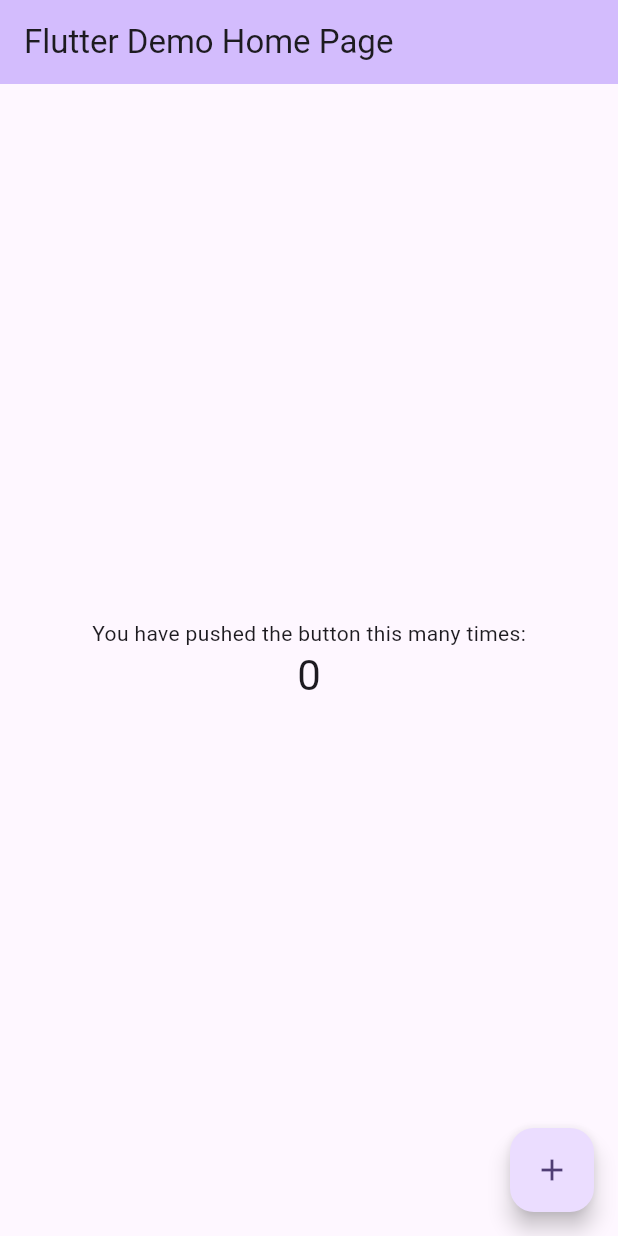
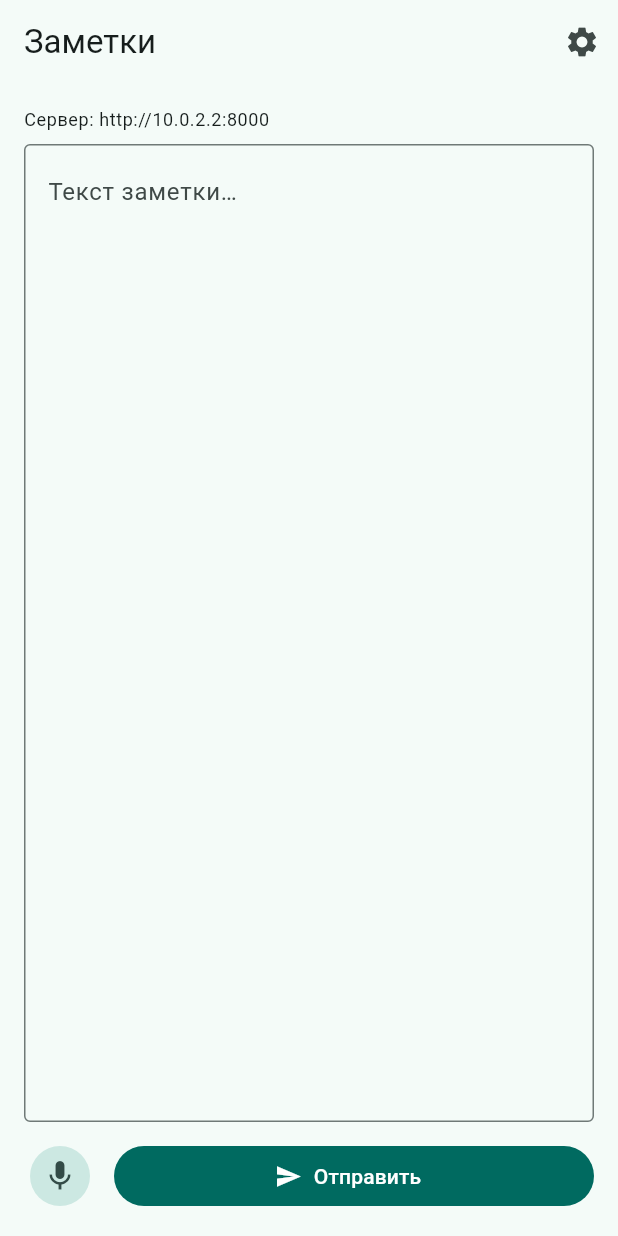
Before and after one commit to Segal17/notes_app, a Flutter app: the screen it shows after launch, on a phone screen of 412 x 824 dp. Run offline on Flutter 3.47's test engine with Material 3 defaults, Android fonts, the phone set to English and light mode, and no system bars; our stand-ins replace shared_preferences.

Commit message:
первая версия для андроид

```diff
--- a/mobile/lib/main.dart
+++ b/mobile/lib/main.dart
@@ -1,122 +1,172 @@
 import 'package:flutter/material.dart';
+import 'package:shared_preferences/shared_preferences.dart';
 
 void main() {
-  runApp(const MyApp());
+  runApp(const NotesApp());
 }
 
-class MyApp extends StatelessWidget {
-  const MyApp({super.key});
+class NotesApp extends StatelessWidget {
+  const NotesApp({super.key});
 
-  // This widget is the root of your application.
   @override
   Widget build(BuildContext context) {
     return MaterialApp(
-      title: 'Flutter Demo',
+      title: 'Notes Mobile',
       theme: ThemeData(
-        // This is the theme of your application.
-        //
-        // TRY THIS: Try running your application with "flutter run". You'll see
-        // the application has a purple toolbar. Then, without quitting the app,
-        // try changing the seedColor in the colorScheme below to Colors.green
-        // and then invoke "hot reload" (save your changes or press the "hot
-        // reload" button in a Flutter-supported IDE, or press "r" if you used
-        // the command line to start the app).
-        //
-        // Notice that the counter didn't reset back to zero; the application
-        // state is not lost during the reload. To reset the state, use hot
-        // restart instead.
-        //
-        // This works for code too, not just values: Most code changes can be
-        // tested with just a hot reload.
-        colorScheme: .fromSeed(seedColor: Colors.deepPurple),
+        colorScheme: ColorScheme.fromSeed(seedColor: Colors.teal),
+        useMaterial3: true,
       ),
-      home: const MyHomePage(title: 'Flutter Demo Home Page'),
+      home: const NotesScreen(),
     );
   }
 }
 
-class MyHomePage extends StatefulWidget {
-  const MyHomePage({super.key, required this.title});
-
-  // This widget is the home page of your application. It is stateful, meaning
-  // that it has a State object (defined below) that contains fields that affect
-  // how it looks.
-
-  // This class is the configuration for the state. It holds the values (in this
-  // case the title) provided by the parent (in this case the App widget) and
-  // used by the build method of the State. Fields in a Widget subclass are
-  // always marked "final".
-
-  final String title;
+class NotesScreen extends StatefulWidget {
+  const NotesScreen({super.key});
 
   @override
-  State<MyHomePage> createState() => _MyHomePageState();
+  State<NotesScreen> createState() => _NotesScreenState();
 }
 
-class _MyHomePageState extends State<MyHomePage> {
-  int _counter = 0;
+class _NotesScreenState extends State<NotesScreen> {
+  static const _prefsKeyServerUrl = 'server_url';
+  static const _defaultServerUrl =
+      'http://10.0.2.2:8000'; // эмулятор; на телефоне — http://<ip>:8000
 
-  void _incrementCounter() {
+  final TextEditingController _controller = TextEditingController();
+  String _serverUrl = _defaultServerUrl;
+  // bool _sending = false;
+
+  @override
+  void initState() {
+    super.initState();
+    _loadServerUrl();
+  }
+
+  Future<void> _loadServerUrl() async {
+    final prefs = await SharedPreferences.getInstance();
     setState(() {
-      // This call to setState tells the Flutter framework that something has
-      // changed in this State, which causes it to rerun the build method below
-      // so that the display can reflect the updated values. If we changed
-      // _counter without calling setState(), then the build method would not be
-      // called again, and so nothing would appear to happen.
-      _counter++;
+      _serverUrl = prefs.getString(_prefsKeyServerUrl) ?? _defaultServerUrl;
     });
+  }
+
+  Future<void> _saveServerUrl(String url) async {
+    final prefs = await SharedPreferences.getInstance();
+    await prefs.setString(_prefsKeyServerUrl, url);
+    setState(() => _serverUrl = url);
+  }
+
+  Future<void> _openSettings() async {
+    final ctrl = TextEditingController(text: _serverUrl);
+    final result = await showDialog<String>(
+      context: context,
+      builder: (ctx) => AlertDialog(
+        title: const Text('URL сервера'),
+        content: TextField(
+          controller: ctrl,
+          keyboardType: TextInputType.url,
+          decoration: const InputDecoration(
+            hintText: 'http://192.168.1.10:8000',
+          ),
+        ),
+        actions: [
+          TextButton(
+            onPressed: () => Navigator.pop(ctx),
+            child: const Text('Отмена'),
+          ),
+          FilledButton(
+            onPressed: () => Navigator.pop(ctx, ctrl.text.trim()),
+            child: const Text('Сохранить'),
+          ),
+        ],
+      ),
+    );
+    if (result != null && result.isNotEmpty) {
+      await _saveServerUrl(result);
+      if (mounted) {
+        ScaffoldMessenger.of(context)
+            .showSnackBar(SnackBar(content: Text('URL сохранён: $result')));
+      }
+    }
+  }
+
+  void _onMicPressed() {
+    // Промт 5: speech_to_text
+    ScaffoldMessenger.of(
+      context,
+    ).showSnackBar(const SnackBar(content: Text('Голос — в следующем шаге')));
+  }
+
+  Future<void> _onSendPressed() async {
+    // Промт 6: http POST /api/notes
+    ScaffoldMessenger.of(context).showSnackBar(
+      const SnackBar(content: Text('Отправка — в следующем шаге')),
+    );
+  }
+
+  @override
+  void dispose() {
+    _controller.dispose();
+    super.dispose();
   }
 
   @override
   Widget build(BuildContext context) {
-    // This method is rerun every time setState is called, for instance as done
-    // by the _incrementCounter method above.
-    //
-    // The Flutter framework has been optimized to make rerunning build methods
-    // fast, so that you can just rebuild anything that needs updating rather
-    // than having to individually change instances of widgets.
     return Scaffold(
       appBar: AppBar(
-        // TRY THIS: Try changing the color here to a specific color (to
-        // Colors.amber, perhaps?) and trigger a hot reload to see the AppBar
-        // change color while the other colors stay the same.
-        backgroundColor: Theme.of(context).colorScheme.inversePrimary,
-        // Here we take the value from the MyHomePage object that was created by
-        // the App.build method, and use it to set our appbar title.
-        title: Text(widget.title),
+        title: const Text('Заметки'),
+        actions: [
+          IconButton(
+            tooltip: 'Настройки',
+            icon: const Icon(Icons.settings),
+            onPressed: _openSettings,
+          ),
+        ],
       ),
-      body: Center(
-        // Center is a layout widget. It takes a single child and positions it
-        // in the middle of the parent.
+      body: Padding(
+        padding: const EdgeInsets.all(16),
         child: Column(
-          // Column is also a layout widget. It takes a list of children and
-          // arranges them vertically. By default, it sizes itself to fit its
-          // children horizontally, and tries to be as tall as its parent.
-          //
-          // Column has various properties to control how it sizes itself and
-          // how it positions its children. Here we use mainAxisAlignment to
-          // center the children vertically; the main axis here is the vertical
-          // axis because Columns are vertical (the cross axis would be
-          // horizontal).
-          //
-          // TRY THIS: Invoke "debug painting" (choose the "Toggle Debug Paint"
-          // action in the IDE, or press "p" in the console), to see the
-          // wireframe for each widget.
-          mainAxisAlignment: .center,
+          crossAxisAlignment: CrossAxisAlignment.stretch,
           children: [
-            const Text('You have pushed the button this many times:'),
             Text(
-              '$_counter',
-              style: Theme.of(context).textTheme.headlineMedium,
+              'Сервер: $_serverUrl',
+              style: Theme.of(context).textTheme.bodySmall,
+            ),
+            const SizedBox(height: 8),
+            Expanded(
+              child: TextField(
+                controller: _controller,
+                maxLines: null,
+                expands: true,
+                textAlignVertical: TextAlignVertical.top,
+                decoration: const InputDecoration(
+                  border: OutlineInputBorder(),
+                  hintText: 'Текст заметки…',
+                ),
+              ),
+            ),
+            const SizedBox(height: 12),
+            Row(
+              children: [
+                IconButton.filledTonal(
+                  onPressed: _onMicPressed,
+                  icon: const Icon(Icons.mic),
+                  tooltip: 'Голос',
+                ),
+                const SizedBox(width: 12),
+                Expanded(
+                  child: FilledButton.icon(
+                    // onPressed: _sending ? null : _onSendPressed,
+                    onPressed: _onSendPressed,
+                    icon: const Icon(Icons.send),
+                    label: const Text('Отправить'),
+                  ),
+                ),
+              ],
             ),
           ],
         ),
       ),
-      floatingActionButton: FloatingActionButton(
-        onPressed: _incrementCounter,
-        tooltip: 'Increment',
-        child: const Icon(Icons.add),
-      ),
     );
   }
 }
```
Also changed, not shown: mobile/pubspec.yaml (+4 -3 lines), mobile/pubspec.lock, 1 other file.
